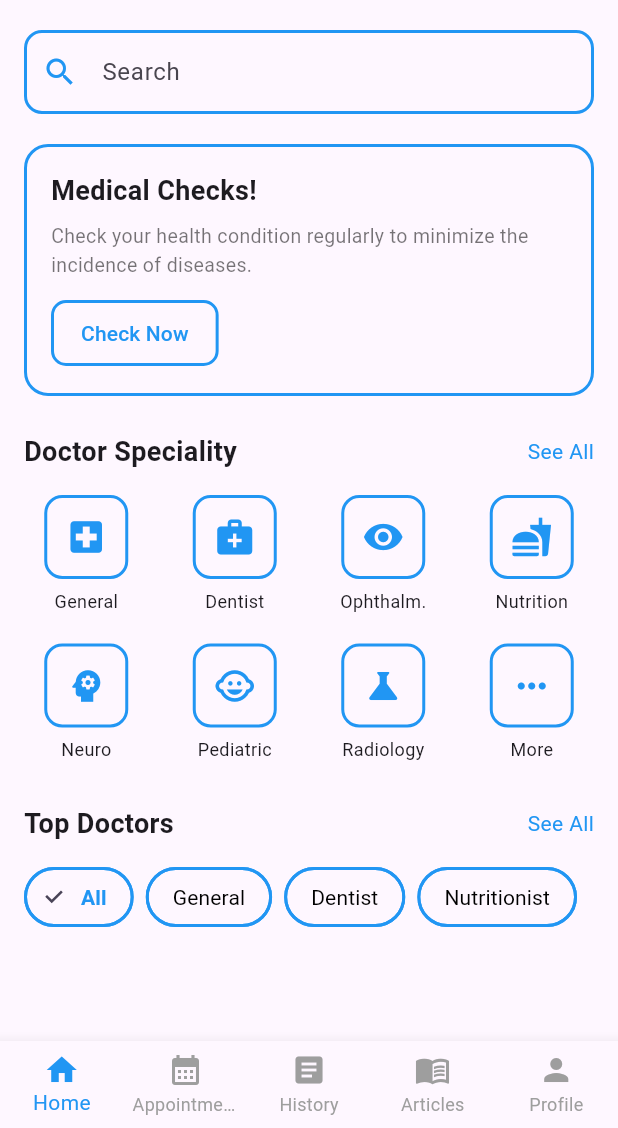
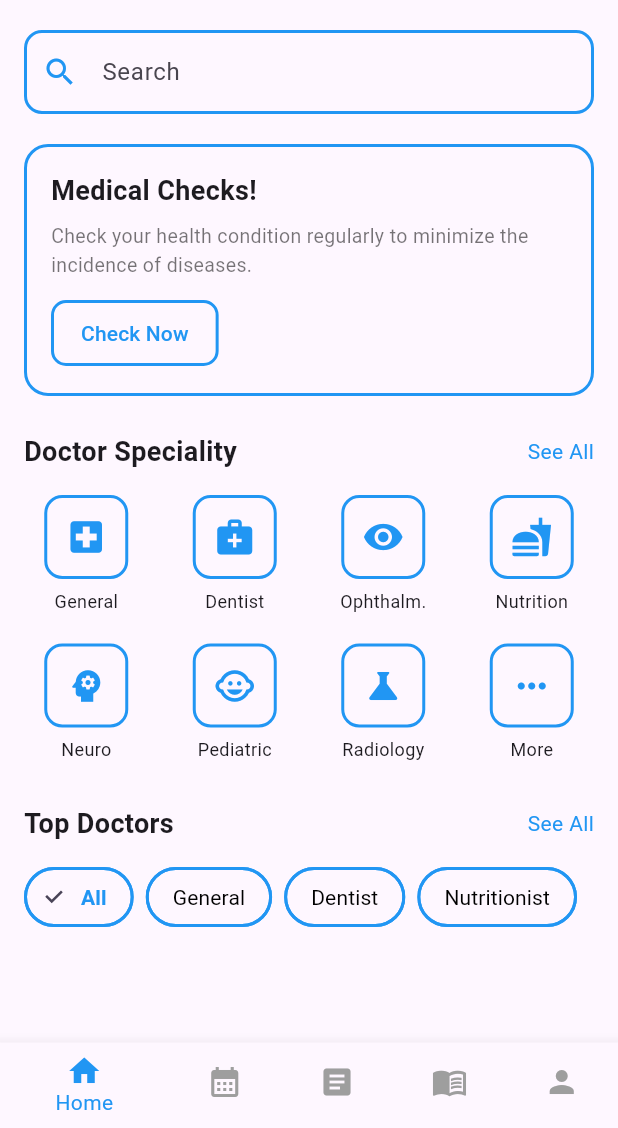
Before and after one commit to zhuravel-dev/smart_med, a Flutter app: the screen it shows after launch, on a phone screen of 412 x 824 dp, the part 108-1236 px from its top. Run offline on Flutter 3.47's test engine with Material 3 defaults, Android fonts, the phone set to English and light mode, and no system bars; our stand-ins replace beamer; statements that could not run were skipped.

Commit message:
create custom SmartMedNavigationBar

```diff
--- a/lib/presentation/navigation/shell_screen.dart
+++ b/lib/presentation/navigation/shell_screen.dart
@@ -1,5 +1,7 @@
 import 'package:beamer/beamer.dart';
 import 'package:flutter/material.dart';
+import 'package:smart_med/presentation/navigation/app_router.dart';
+import 'package:smart_med/presentation/navigation/smart_med_navigation_bar.dart';
 import 'package:smart_med/presentation/views/home_screen.dart';
 import 'package:smart_med/presentation/views/appointment_screen.dart';
 import 'package:smart_med/presentation/views/history_screen.dart';
@@ -10,7 +12,7 @@ class ShellScreen extends StatelessWidget {
 
   @override
   Widget build(BuildContext context) {
-    final initialTabIndex = _getTabIndex(routerState.queryParameters['tab']);
+    final initialTabIndex = _getShallTabIndex(routerState.queryParameters['tab']);
     print("ShellScreen: Initial tab index: $initialTabIndex, Route: ${routerState.uri}");
     final pageController = PageController(initialPage: initialTabIndex);
 
@@ -26,44 +28,13 @@ class ShellScreen extends StatelessWidget {
           Center(child: Text("Profile")),
         ],
       ),
-      bottomNavigationBar: BottomNavigationBar(
-        type: BottomNavigationBarType.fixed,
-        selectedItemColor: Colors.blue,
-        unselectedItemColor: Colors.grey,
-        currentIndex: initialTabIndex,
-        onTap: (index) {
-          print("Switching to tab: ${_tabs[index]}");
-          pageController.jumpToPage(index);
-          context.beamToNamed('/?tab=${_tabs[index]}');
-        },
-        items: const [
-          BottomNavigationBarItem(icon: Icon(Icons.home), label: "Home"),
-          BottomNavigationBarItem(
-            icon: Icon(Icons.calendar_month),
-            label: "Appointments",
-          ),
-          BottomNavigationBarItem(icon: Icon(Icons.article), label: "History"),
-          BottomNavigationBarItem(
-            icon: Icon(Icons.menu_book),
-            label: "Articles",
-          ),
-          BottomNavigationBarItem(icon: Icon(Icons.person), label: "Profile"),
-        ],
-      ),
+      bottomNavigationBar: SmartMedNavigationBar(key: navBarKey, initialTabIndex: initialTabIndex, pageController: pageController, )
     );
   }
 
-  static const _tabs = [
-    "home",
-    "appointments",
-    "history",
-    "articles",
-    "profile",
-  ];
-
-  int _getTabIndex(String? parameter) {
+  int _getShallTabIndex(String? parameter) {
     print("Tab parameter: $parameter");
-    final index = _tabs.indexWhere((tab) => tab == (parameter ?? 'home'));
+    final index = AppRouter.shellTabs.indexWhere((tab) => parameter == tab);
     return index == -1 ? 0 : index;
   }
 }
--- /dev/null
+++ b/lib/presentation/navigation/smart_med_navigation_bar.dart
@@ -0,0 +1,57 @@
+import 'package:flutter/material.dart';
+
+final navBarKey = GlobalKey<SmartMedNavigationBarState>();
+
+class SmartMedNavigationBar extends StatefulWidget {
+  final int initialTabIndex;
+  final PageController pageController;
+
+  const SmartMedNavigationBar({
+    super.key,
+    required this.initialTabIndex,
+    required this.pageController,
+  });
+
+  @override
+  State<SmartMedNavigationBar> createState() => SmartMedNavigationBarState();
+}
+
+class SmartMedNavigationBarState extends State<SmartMedNavigationBar> {
+  late int currentIndex;
+
+  static const Map<String, IconData> buttonsMap = {
+    'Home': Icons.home,
+    'Appointments': Icons.calendar_month,
+    'History': Icons.article,
+    'Articles': Icons.menu_book,
+    'Profile': Icons.person,
+  };
+
+  @override
+  void initState() {
+    super.initState();
+    currentIndex = widget.initialTabIndex;
+  }
+
+  @override
+  Widget build(BuildContext context) {
+    return BottomNavigationBar(
+      backgroundColor: Colors.grey,
+      selectedItemColor: Colors.blue,
+      unselectedItemColor: Colors.grey,
+      items: List.generate(
+        buttonsMap.length,
+        (index) => BottomNavigationBarItem(
+          icon: SizedBox(
+            height: 23,
+            child: Icon(buttonsMap.values.elementAt(index)),
+          ),
+          label: buttonsMap.keys.elementAt(index),
+        ),
+      ),
+      currentIndex: currentIndex,
+      onTap: // TODO goToTab,
+    );
+  }
+
+}
```
